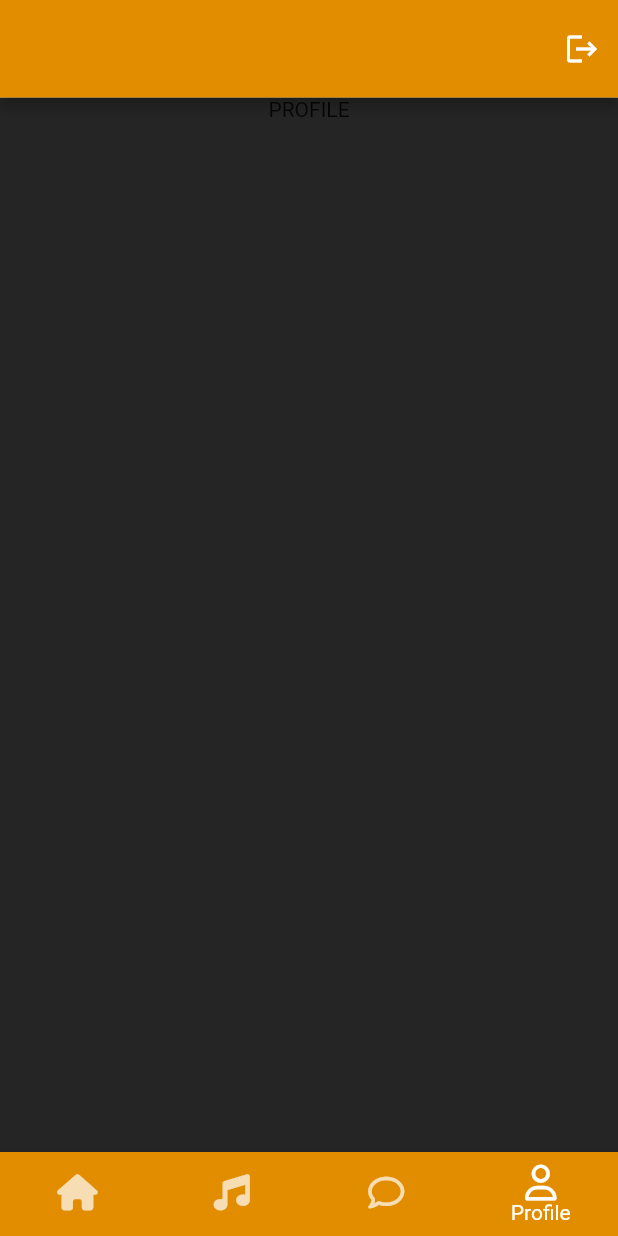
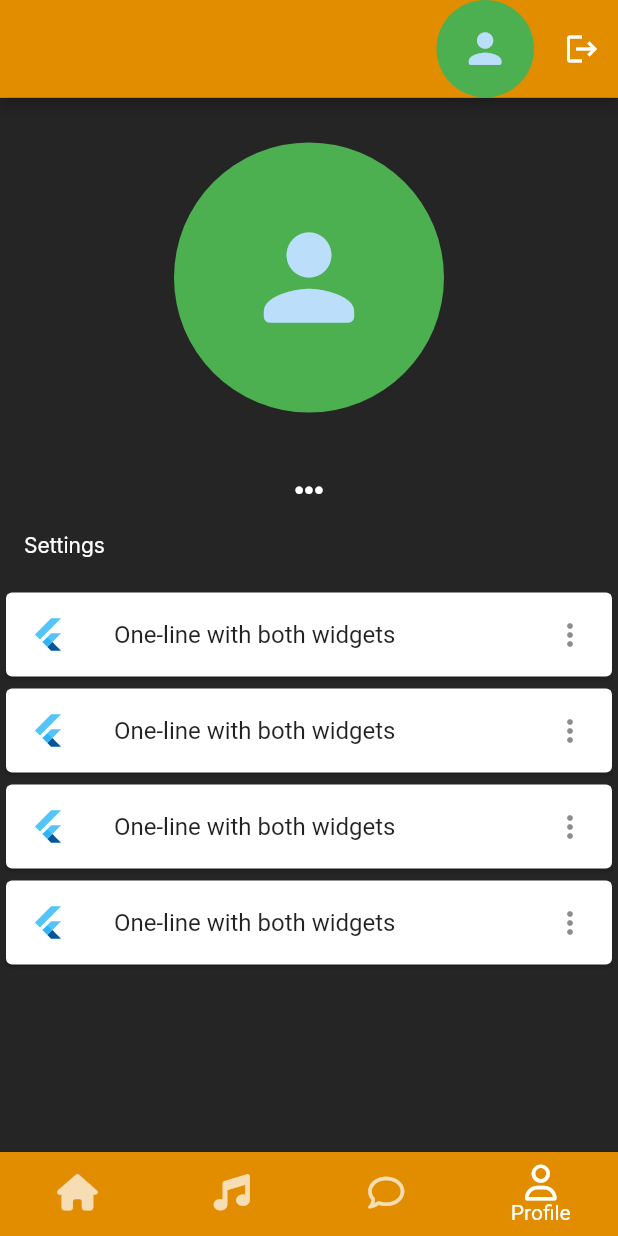
Before and after one commit to franzrocha/MuSikat-App, a Flutter app: the screen it shows once a user with an empty profile is signed in, item 4 of the bottom bar chosen, on a phone screen of 412 x 824 dp. Run offline on Flutter 3.47's test engine with Material 2 defaults, Android fonts, the phone set to English and light mode, and no system bars; our stand-ins replace cloud_firestore, firebase_auth, firebase_core, firebase_storage, flutter_native_splash, font_awesome_flutter and 3 more; missing offline and left inert: cloud_firestore_web, firebase_auth_web, firebase_core_web, firebase_storage_web, image_picker_for_web; accounts and stored records are empty.

Commit message:
upload image works and initial profile screen

```diff
--- a/lib/controllers/auth_controller.dart
+++ b/lib/controllers/auth_controller.dart
@@ -5,7 +5,7 @@ import 'package:flutter/material.dart';
 import 'package:musikat_app/controllers/navigation/navigation_service.dart';
 import 'package:musikat_app/models/user_model.dart';
 import 'package:musikat_app/screens/home/home_screen.dart';
-import 'package:musikat_app/screens/home/nav_bar.dart';
+import 'package:musikat_app/widgets/nav_bar.dart';
 import 'package:musikat_app/service_locators.dart';
 import '../screens/authentication/welcome_screen.dart';
 
--- a/lib/controllers/navigation/navigation_service.dart
+++ b/lib/controllers/navigation/navigation_service.dart
@@ -3,7 +3,7 @@ import 'package:flutter/material.dart' as material;
 import 'package:flutter/material.dart';
 import 'package:musikat_app/screens/home/artists_screen.dart';
 import 'package:musikat_app/screens/home/home_screen.dart';
-import 'package:musikat_app/screens/home/nav_bar.dart';
+import 'package:musikat_app/widgets/nav_bar.dart';
 import 'dart:developer' as developer;
 // import '../../screens/authentication/auth_screen.dart';
 import '../../screens/authentication/welcome_screen.dart';
--- a/lib/generated_plugin_registrant.dart
+++ b/lib/generated_plugin_registrant.dart
@@ -11,6 +11,7 @@ import 'package:firebase_auth_web/firebase_auth_web.dart';
 import 'package:firebase_core_web/firebase_core_web.dart';
 import 'package:firebase_storage_web/firebase_storage_web.dart';
 import 'package:flutter_native_splash/flutter_native_splash_web.dart';
+import 'package:image_picker_for_web/image_picker_for_web.dart';
 
 import 'package:flutter_web_plugins/flutter_web_plugins.dart';
 
@@ -21,5 +22,6 @@ void registerPlugins(Registrar registrar) {
   FirebaseCoreWeb.registerWith(registrar);
   FirebaseStorageWeb.registerWith(registrar);
   FlutterNativeSplashWeb.registerWith(registrar);
+  ImagePickerPlugin.registerWith(registrar);
   registrar.registerMessageHandler();
 }
--- a/lib/screens/authentication/auth_screen.dart
+++ b/lib/screens/authentication/auth_screen.dart
@@ -3,7 +3,7 @@ import 'package:font_awesome_flutter/font_awesome_flutter.dart';
 import 'package:google_fonts/google_fonts.dart';
 import 'package:musikat_app/controllers/auth_controller.dart';
 import 'package:musikat_app/screens/home/home_screen.dart';
-import 'package:musikat_app/screens/home/nav_bar.dart';
+import 'package:musikat_app/widgets/nav_bar.dart';
 import 'package:musikat_app/service_locators.dart';
 import '../../controllers/navigation/navigation_service.dart';
 import 'forget_password.dart';
--- a/lib/screens/home/profile_screen.dart
+++ b/lib/screens/home/profile_screen.dart
@@ -1,4 +1,11 @@
+import 'package:firebase_auth/firebase_auth.dart';
 import 'package:flutter/material.dart';
+import 'package:font_awesome_flutter/font_awesome_flutter.dart';
+import 'package:google_fonts/google_fonts.dart';
+import 'package:musikat_app/controllers/auth_controller.dart';
+import 'package:musikat_app/models/user_model.dart';
+import 'package:musikat_app/service_locators.dart';
+import 'package:musikat_app/widgets/avatar.dart';
 
 class ProfileScreen extends StatefulWidget {
   const ProfileScreen({Key? key}) : super(key: key);
@@ -8,17 +15,99 @@ class ProfileScreen extends StatefulWidget {
 }
 
 class _ProfileScreenState extends State<ProfileScreen> {
+  final AuthController _auth = locator<AuthController>();
+
+  UserModel? user;
+
+  @override
+  void initState() {
+    UserModel.fromUid(uid: _auth.currentUser!.uid).then((value) {
+      if (mounted) {
+        setState(() {
+          user = value;
+        });
+      }
+    });
+
+    super.initState();
+  }
+
   @override
   Widget build(BuildContext context) {
     return Scaffold(
-       backgroundColor: const Color(0xff262525),
-      body: Center(
-        child: Column(
-          children:const [
-            Text('PROFILE'),
-          ],
+      backgroundColor: const Color(0xff262525),
+      body: SafeArea(
+        child: SingleChildScrollView(
+          child: Center(
+            child: Column(
+              children: [
+                profilePic(),
+                userName(),
+                ListTile(
+                  title: Text("Settings",
+                      style: GoogleFonts.inter(
+                        color: Colors.white,
+                        fontSize: 14,
+
+                      )),
+                ),
+                const Card(
+                  child: ListTile(
+                    leading: FlutterLogo(),
+                    title: Text('One-line with both widgets'),
+                    trailing: Icon(Icons.more_vert),
+                  ),
+                ),
+                const Card(
+                  child: ListTile(
+                    leading: FlutterLogo(),
+                    title: Text('One-line with both widgets'),
+                    trailing: Icon(Icons.more_vert),
+                  ),
+                ),
+                const Card(
+                  child: ListTile(
+                    leading: FlutterLogo(),
+                    title: Text('One-line with both widgets'),
+                    trailing: Icon(Icons.more_vert),
+                  ),
+                ),
+                const Card(
+                  child: ListTile(
+                    leading: FlutterLogo(),
+                    title: Text('One-line with both widgets'),
+                    trailing: Icon(Icons.more_vert),
+                  ),
+                ),
+              ],
+            ),
+          ),
         ),
       ),
     );
   }
+
+  Text userName() {
+    return Text(user?.username ?? '...',
+        style: GoogleFonts.montserrat(
+          color: Colors.white,
+          fontSize: 25,
+          fontWeight: FontWeight.bold,
+        ));
+  }
+
+  Padding profilePic() {
+    return Padding(
+      padding: const EdgeInsets.all(30),
+      child: Stack(
+        children: [
+          SizedBox(
+            width: 180,
+            height: 180,
+            child: AvatarImage(uid: FirebaseAuth.instance.currentUser!.uid),
+          ),
+        ],
+      ),
+    );
+  }
 }
--- /dev/null
+++ b/lib/widgets/avatar.dart
@@ -0,0 +1,48 @@
+// ignore_for_file: sort_child_properties_last
+
+import 'package:flutter/material.dart';
+import 'package:musikat_app/models/user_model.dart';
+
+class AvatarImage extends StatelessWidget {
+  final String uid;
+  final double radius;
+  const AvatarImage({required this.uid, this.radius = 22, Key? key})
+      : super(key: key);
+
+  @override
+  Widget build(BuildContext context) {
+    return StreamBuilder<UserModel>(
+        stream: UserModel.fromUidStream(uid: uid),
+        builder: (context, AsyncSnapshot<UserModel?> snap) {
+          if (snap.error != null || !snap.hasData) {
+            return tempProfile(context);
+          } else {
+            if (snap.data!.image.isEmpty) {
+              return tempProfile(context);
+            } else if (snap.connectionState == ConnectionState.waiting) {
+              return tempProfile(context);
+            } else {
+              return FittedBox(
+                child: CircleAvatar(
+                  radius: radius,
+                  backgroundImage: NetworkImage(snap.data!.image),
+                ),
+              );
+            }
+          }
+        });
+  }
+
+  Widget tempProfile(BuildContext context) {
+    return FittedBox(
+      child: CircleAvatar(
+        radius: radius,
+        child: Icon(
+          Icons.person_rounded,
+          size: radius,
+        ),
+        backgroundColor: Theme.of(context).colorScheme.primary,
+      ),
+    );
+  }
+}
--- a/lib/screens/home/nav_bar.dart
+++ b/lib/widgets/nav_bar.dart
@@ -1,3 +1,4 @@
+import 'package:firebase_auth/firebase_auth.dart';
 import 'package:flutter/material.dart';
 import 'package:font_awesome_flutter/font_awesome_flutter.dart';
 import 'package:musikat_app/controllers/auth_controller.dart';
@@ -6,6 +7,8 @@ import 'package:musikat_app/screens/home/chat_home_screen.dart';
 import 'package:musikat_app/screens/home/home_screen.dart';
 import 'package:musikat_app/screens/home/profile_screen.dart';
 import 'package:musikat_app/service_locators.dart';
+import 'package:musikat_app/services/image_service.dart';
+import 'package:musikat_app/widgets/avatar.dart';
 
 class NavBar extends StatefulWidget {
   static const String route = 'navbar';
@@ -16,9 +19,12 @@ class NavBar extends StatefulWidget {
 }
 
 class _NavBarState extends State<NavBar> {
+
   int pageIndex = 0;
+
   @override
   Widget build(BuildContext context) {
+
     final AuthController auth = locator<AuthController>();
 
     final List<Widget> pages = [
@@ -28,18 +34,21 @@ class _NavBarState extends State<NavBar> {
       const ProfileScreen(),
     ];
 
-    // void _onItemTapped(int index) {
-    //   setState(() {
-    //    pageIndex = index;
-    //   });
-    // }
-
     return Scaffold(
       appBar: AppBar(
           backgroundColor: const Color(0xffE28D00),
           automaticallyImplyLeading: false,
           toolbarHeight: 65,
           actions: [
+            InkWell(
+            onTap: () {
+              ImageService.updateProfileImage();
+            },
+            child: AvatarImage(uid: FirebaseAuth.instance.currentUser!.uid),
+          ),
+          const SizedBox(
+            width: 8,
+          ),
             IconButton(
                 onPressed: () async {
                   auth.logout();
--- a/pubspec.yaml
+++ b/pubspec.yaml
@@ -38,6 +38,7 @@ dependencies:
   cloud_firestore: ^3.4.2
   firebase_storage: ^10.3.4
   get_it: ^7.2.0
+  image_picker: ^0.8.5+3
 
 dev_dependencies:
   flutter_test:
```
Also changed, not shown: lib/services/image_service.dart (added, +32 -0 lines), lib/widgets/icon_bottom_bar.dart (deleted, +0 -34 lines), lib/screens/music/music_player.dart (deleted), lib/widgets/reusable_button.dart (deleted), 2 other files.
